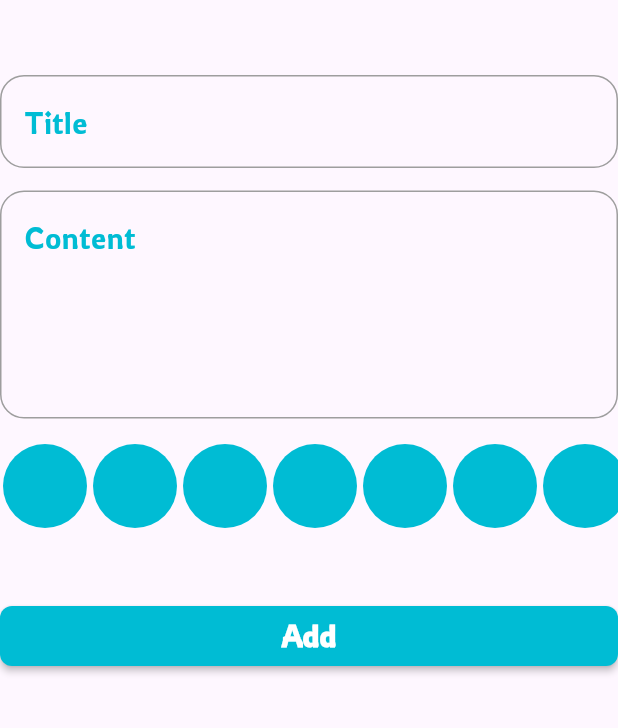
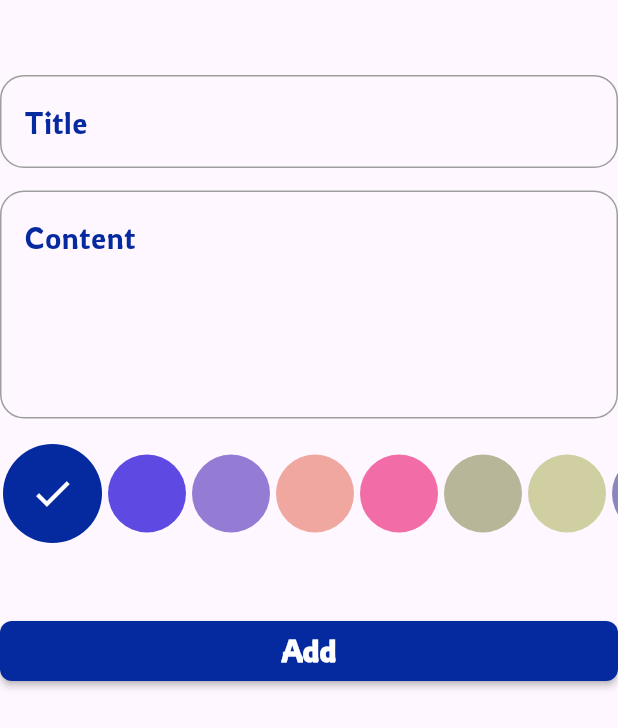
Before and after one commit to hayam-tarek/notes_app, a Flutter app: the AddNoteForm widget shown alone on an empty page, opened directly, on a phone screen of 412 x 824 dp. Shown: the top 728 px of the screen. Run offline on Flutter 3.47's test engine with Material 3 defaults, Android fonts, the phone set to English and light mode, and no system bars; our stand-ins replace bloc, flutter_bloc, hive, hive_flutter; accounts and stored records are empty.

Commit message:
create colors list

```diff
--- a/lib/helper/constant.dart
+++ b/lib/helper/constant.dart
@@ -1,5 +1,18 @@
 import 'package:flutter/material.dart';
 
-const Color kMainColor = Colors.cyan;
+// const Color kMainColor = Colors.cyan;
+const Color kMainColor = Color(0xff05299E);
 const Color kSecColor = Color.fromRGBO(158, 158, 158, 1);
 const kNotesBox = 'notes_box';
+const List<Color> kColorsList = [
+  Color(0xff05299E),
+  Color(0xff5E4AE3),
+  Color(0xff947BD3),
+  Color(0xffF0A7A0),
+  Color(0xffF26CA7),
+  Color(0xffB7B698),
+  Color(0xffD0CFA1),
+  Color(0xff8988BD),
+  Color(0xff5555BD),
+  Color(0xff141481),
+];
--- a/lib/widgets/add_note_form.dart
+++ b/lib/widgets/add_note_form.dart
@@ -49,7 +49,10 @@ class _AddNoteFormState extends State<AddNoteForm> {
           const SizedBox(
             height: 15,
           ),
-          const ColorsListView(),
+          const SizedBox(
+            height: 70,
+            child: ColorsListView(),
+          ),
           const SizedBox(
             height: 50,
           ),
--- a/lib/widgets/color_item.dart
+++ b/lib/widgets/color_item.dart
@@ -1,17 +1,28 @@
 import 'package:flutter/material.dart';
-import 'package:notes_app/helper/constant.dart';
 
 class ColorItem extends StatelessWidget {
-  const ColorItem({super.key});
-
+  const ColorItem({super.key, required this.isActive, required this.color});
+  final bool isActive;
+  final Color color;
   @override
   Widget build(BuildContext context) {
-    return const Padding(
-      padding: EdgeInsets.all(2.0),
-      child: CircleAvatar(
-        radius: 28,
-        backgroundColor: kMainColor,
-      ),
-    );
+    return isActive
+        ? CircleAvatar(
+            radius: 33,
+            backgroundColor: color,
+            child: CircleAvatar(
+              radius: 26,
+              backgroundColor: color,
+              child: const Icon(
+                Icons.check,
+                color: Colors.white,
+                size: 30,
+              ),
+            ),
+          )
+        : CircleAvatar(
+            radius: 26,
+            backgroundColor: color,
+          );
   }
 }
--- a/lib/widgets/colors_listview.dart
+++ b/lib/widgets/colors_listview.dart
@@ -1,27 +1,53 @@
 import 'package:flutter/material.dart';
+import 'package:notes_app/helper/constant.dart';
 import 'package:notes_app/widgets/color_item.dart';
 
-class ColorsListView extends StatelessWidget {
+class ColorsListView extends StatefulWidget {
   const ColorsListView({
     super.key,
   });
 
   @override
+  State<ColorsListView> createState() => _ColorsListViewState();
+}
+
+class _ColorsListViewState extends State<ColorsListView> {
+  int currentIndex = 0;
+  @override
   Widget build(BuildContext context) {
-    return const SingleChildScrollView(
-      scrollDirection: Axis.horizontal,
-      child: Row(
-        mainAxisAlignment: MainAxisAlignment.spaceBetween,
-        children: [
-          ColorItem(),
-          ColorItem(),
-          ColorItem(),
-          ColorItem(),
-          ColorItem(),
-          ColorItem(),
-          ColorItem(),
-        ],
-      ),
-    );
+    return ListView.builder(
+        itemCount: kColorsList.length,
+        scrollDirection: Axis.horizontal,
+        itemBuilder: (context, index) {
+          return Padding(
+            padding: const EdgeInsets.all(2.0),
+            child: InkWell(
+              splashColor: Colors.transparent,
+              onTap: () {
+                setState(() {
+                  currentIndex = index;
+                });
+              },
+              child: ColorItem(
+                isActive: currentIndex == index,
+                color: kColorsList[index],
+              ),
+            ),
+          );
+        });
+    // return const SingleChildScrollView(
+    //   scrollDirection: Axis.horizontal,
+    //   child: Row(
+    //     children: [
+    //       ColorItem(),
+    //       ColorItem(),
+    //       ColorItem(),
+    //       ColorItem(),
+    //       ColorItem(),
+    //       ColorItem(),
+    //       ColorItem(),
+    //     ],
+    //   ),
+    // );
   }
 }
```
